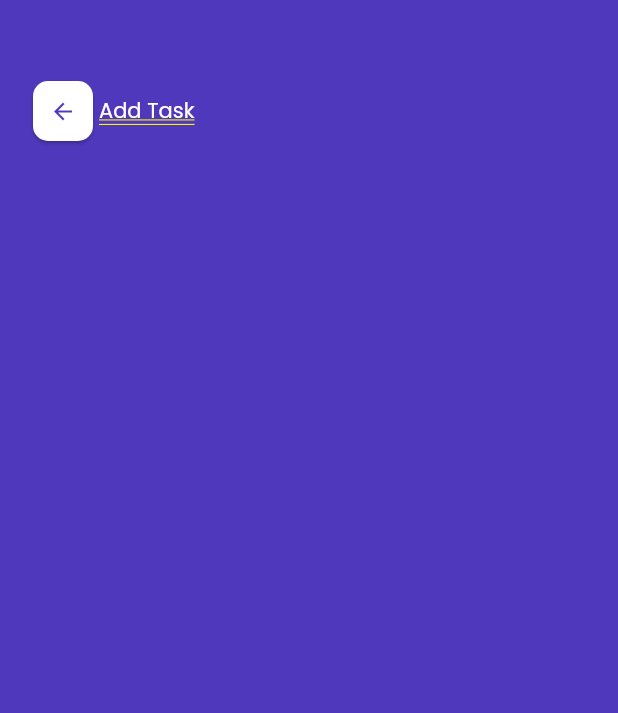
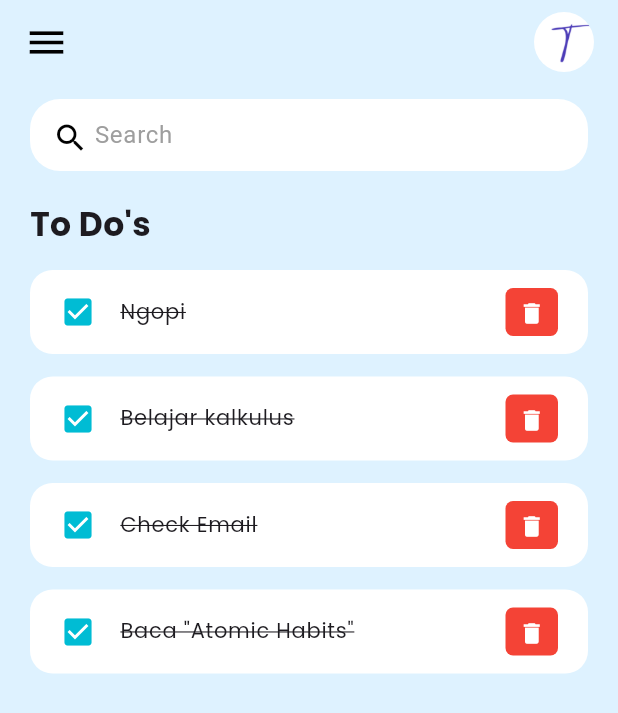
Before and after one commit to fideligo/simple_todolist, a Flutter app: the screen it shows after launch, after a tap on "testing", on a phone screen of 412 x 824 dp. Shown: the top 713 px of the screen. Run offline on Flutter 3.47's test engine with Material 3 defaults, Android fonts, the phone set to English and light mode, and no system bars.

Commit message:
testing belajar todolist dengan bantuan youtube

```diff
--- a/lib/main.dart
+++ b/lib/main.dart
@@ -1,4 +1,5 @@
 import 'package:flutter/material.dart';
+import 'package:flutter/services.dart';
 
 import 'package:simple_todolist/pre_page.dart';
 
@@ -11,7 +12,10 @@ class MyApp extends StatelessWidget {
 
   @override
   Widget build(BuildContext context) {
+    SystemChrome.setSystemUIOverlayStyle(SystemUiOverlayStyle(
+        statusBarColor: Colors.transparent)); //statusbar hp
     return const MaterialApp(
+      debugShowCheckedModeBanner: false, // debug wm
       home: PrePage(),
     );
   }
--- /dev/null
+++ b/lib/model/todo.dart
@@ -0,0 +1,20 @@
+class ToDo {
+  String id;
+  String todoText;
+  bool isDone;
+
+  ToDo({
+    required this.id,
+    required this.todoText,
+    this.isDone = false,
+  });
+
+  static List<ToDo> todoList() {
+    return [
+      ToDo(id: '01', todoText: "Ngopi", isDone: true),
+      ToDo(id: '02', todoText: "Belajar kalkulus", isDone: true),
+      ToDo(id: '03', todoText: "Check Email "),
+      ToDo(id: '04', todoText: 'Baca "Atomic Habits"')
+    ];
+  }
+}
--- a/lib/pre_page.dart
+++ b/lib/pre_page.dart
@@ -1,6 +1,7 @@
 import 'package:flutter/material.dart';
 import 'package:simple_todolist/add_task.dart';
 import 'package:simple_todolist/dashboard.dart';
+import 'package:simple_todolist/todolist.dart';
 
 class PrePage extends StatelessWidget {
   const PrePage({super.key});
@@ -22,7 +23,7 @@ class PrePage extends StatelessWidget {
                 onPressed: () {
                   Navigator.push(
                     context,
-                    MaterialPageRoute(builder: (context) => const AddTask()),
+                    MaterialPageRoute(builder: (context) => Todolistpage()),
                   );
                 },
                 style: ElevatedButton.styleFrom(
--- /dev/null
+++ b/lib/todolist.dart
@@ -0,0 +1,84 @@
+import 'package:flutter/material.dart';
+import 'package:simple_todolist/widgets/todo_item.dart';
+import 'package:simple_todolist/model/todo.dart';
+
+class Todolistpage extends StatelessWidget {
+  Todolistpage({super.key});
+
+  final todoLists = ToDo.todoList();
+
+  @override
+  Widget build(BuildContext context) {
+    return Scaffold(
+        backgroundColor: const Color.fromARGB(255, 222, 242, 255),
+        appBar: _buildAppBar(),
+        body: Container(
+            padding: EdgeInsets.symmetric(vertical: 10, horizontal: 20),
+            child: Column(children: [
+              _searchBox(),
+              Expanded(
+                child: ListView(
+                  children: [
+                    Container(
+                        margin: EdgeInsets.only(top: 20, bottom: 15),
+                        child: Text("To Do's",
+                            style: TextStyle(
+                                fontFamily: "Poppins",
+                                fontWeight: FontWeight.bold,
+                                fontSize: 22))),
+                    for (ToDo todoo in todoLists)
+                      ToDoItem(todo: todoo)
+                  ],
+                ),
+              )
+            ])));
+  }
+
+  AppBar _buildAppBar() {
+    return AppBar(
+        elevation: 0,
+        backgroundColor: const Color.fromARGB(255, 222, 242, 255),
+        automaticallyImplyLeading: false,
+        title: Row(
+          mainAxisAlignment: MainAxisAlignment.spaceBetween,
+          children: [
+            Icon(Icons.menu, color: Colors.black, size: 30),
+            Container(
+                height: 40,
+                width: 40,
+                child: ClipRRect(
+                  borderRadius: BorderRadius.circular(20),
+                  child: Image.asset(
+                    'assets/img/tudulis.png',
+                  ),
+                ))
+          ],
+        ));
+  }
+}
+
+class _searchBox extends StatelessWidget {
+  const _searchBox({
+    super.key,
+  });
+
+  @override
+  Widget build(BuildContext context) {
+    return Container(
+        padding: EdgeInsets.symmetric(
+          horizontal: 15,
+        ),
+        decoration: BoxDecoration(
+            color: Colors.white, borderRadius: BorderRadius.circular(20)),
+        child: const TextField(
+          decoration: InputDecoration(
+              contentPadding: EdgeInsets.all(0),
+              prefixIcon: Icon(Icons.search, color: Colors.black),
+              prefixIconConstraints:
+                  BoxConstraints(maxHeight: 20, maxWidth: 25),
+              hintText: "Search",
+              hintStyle: TextStyle(color: Colors.grey),
+              border: InputBorder.none),
+        ));
+  }
+}
--- /dev/null
+++ b/lib/widgets/todo_item.dart
@@ -0,0 +1,46 @@
+import 'package:flutter/material.dart';
+import 'package:simple_todolist/model/todo.dart';
+
+class ToDoItem extends StatelessWidget {
+  final ToDo todo;
+
+  const ToDoItem({super.key, required this.todo});
+
+  @override
+  Widget build(BuildContext context) {
+    return Container(
+      margin: EdgeInsets.only(bottom: 15),
+      child: ListTile(
+        onTap: () {
+          print("Clicked");
+        },
+        contentPadding: EdgeInsets.symmetric(
+          horizontal: 20,
+        ),
+        shape: RoundedRectangleBorder(borderRadius: BorderRadius.circular(15)),
+        tileColor: Colors.white,
+        leading: Icon(Icons.check_box, color: Colors.cyan),
+        title: Text(todo.todoText,
+            style: TextStyle(
+                fontSize: 14,
+                fontFamily: 'Poppins',
+                decoration: TextDecoration.lineThrough)),
+        trailing: Container(
+            padding: EdgeInsets.all(0),
+            margin: EdgeInsets.symmetric(vertical: 12),
+            height: 35,
+            width: 35,
+            decoration: BoxDecoration(
+                color: Colors.red, borderRadius: BorderRadius.circular(5)),
+            child: IconButton(
+              color: Colors.white,
+              iconSize: 18,
+              icon: const Icon(Icons.delete),
+              onPressed: () {
+                print("Clicked delete");
+              },
+            )),
+      ),
+    );
+  }
+}
```
Also changed, not shown: 1 other file.
